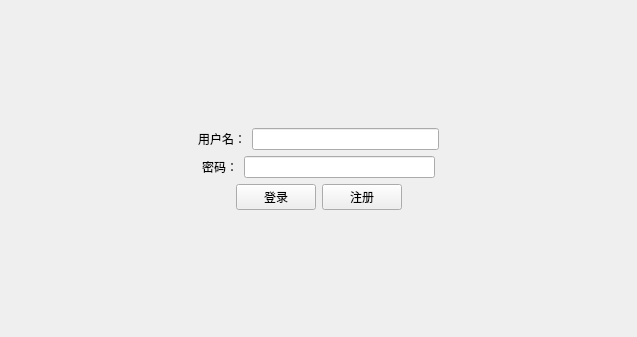
First picture: the form in Lab3/loginwidget.ui, repository anchorkiki/qt_workspace_git, before the edit.
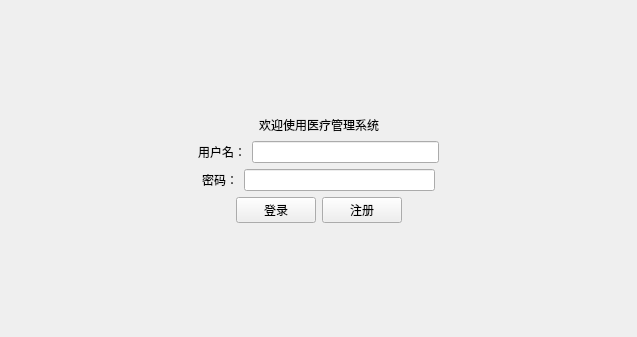
Second picture: the form after the edit.

Diff of the .ui file:
```diff
--- a/Lab3/loginwidget.ui
+++ b/Lab3/loginwidget.ui
@@ -22,11 +22,48 @@
      <property name="sizeHint" stdset="0">
       <size>
        <width>20</width>
-       <height>40</height>
+       <height>96</height>
       </size>
      </property>
     </spacer>
    </item>
+   <item>
+    <layout class="QHBoxLayout" name="horizontalLayout_4">
+     <item>
+      <spacer name="horizontalSpacer_7">
+       <property name="orientation">
+        <enum>Qt::Orientation::Horizontal</enum>
+       </property>
+       <property name="sizeHint" stdset="0">
+        <size>
+         <width>40</width>
+         <height>20</height>
+        </size>
+       </property>
+      </spacer>
+     </item>
+     <item>
+      <widget class="QLabel" name="label">
+       <property name="text">
+        <string>欢迎使用医疗管理系统</string>
+       </property>
+      </widget>
+     </item>
+     <item>
+      <spacer name="horizontalSpacer_8">
+       <property name="orientation">
+        <enum>Qt::Orientation::Horizontal</enum>
+       </property>
+       <property name="sizeHint" stdset="0">
+        <size>
+         <width>40</width>
+         <height>20</height>
+        </size>
+       </property>
+      </spacer>
+     </item>
+    </layout>
+   </item>
    <item>
     <layout class="QHBoxLayout" name="horizontalLayout_3">
      <item>
@@ -50,7 +87,7 @@
       </widget>
      </item>
      <item>
-      <widget class="QLineEdit" name="pwdEdit"/>
+      <widget class="QLineEdit" name="userEdit"/>
      </item>
      <item>
       <spacer name="horizontalSpacer_2">
@@ -93,7 +130,7 @@
       </widget>
      </item>
      <item>
-      <widget class="QLineEdit" name="userEdit"/>
+      <widget class="QLineEdit" name="pwdEdit"/>
      </item>
      <item>
       <spacer name="horizontalSpacer_5">
@@ -162,7 +199,7 @@
      <property name="sizeHint" stdset="0">
       <size>
        <width>20</width>
-       <height>40</height>
+       <height>95</height>
       </size>
      </property>
     </spacer>
```
Left out of the diff: 4 changed lines with no effect on the pictures.
